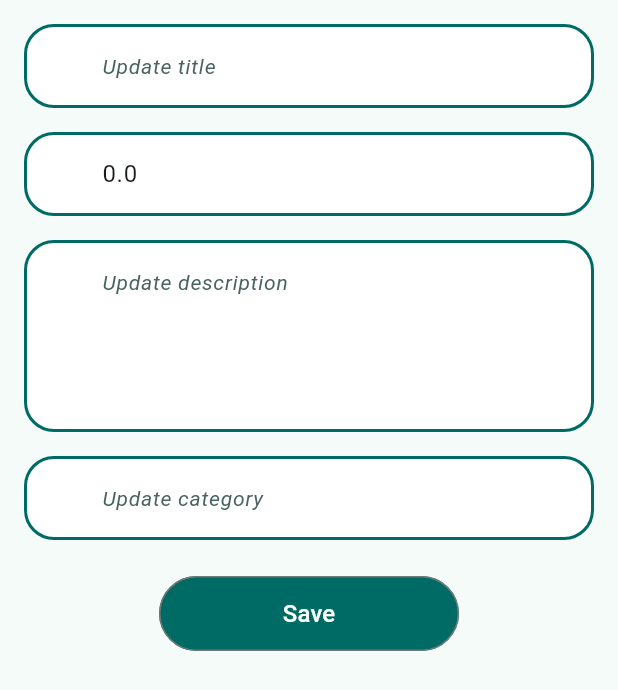
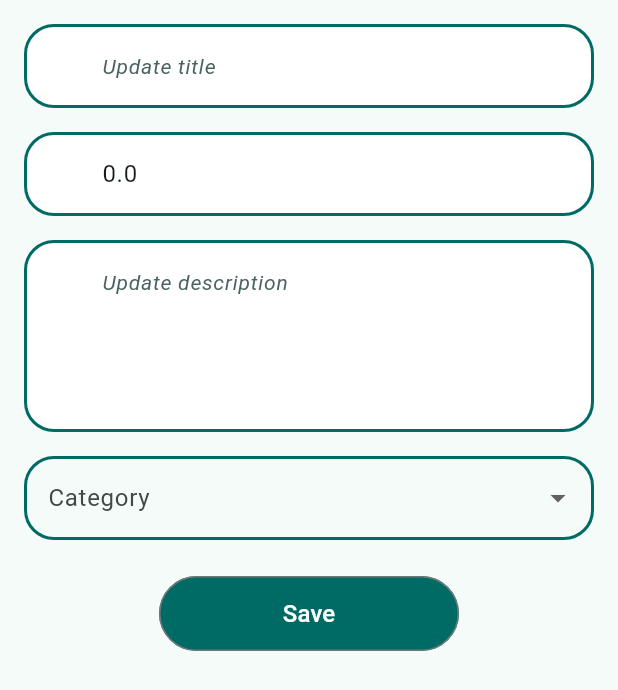
Before and after one commit to MoEhab74/expense_tracker, a Flutter app: the EditExpenseBody widget shown alone on an empty page, opened directly with empty values, after a tap on "Save", on a phone screen of 412 x 824 dp. Shown: the top 690 px of the screen. Run offline on Flutter 3.47's test engine with Material 3 defaults, Android fonts, the phone set to English and light mode, and no system bars; our stand-ins replace firebase_auth, firebase_core, fl_chart, flutter_bloc, font_awesome_flutter, hive and 2 more; accounts and stored records are empty.

Commit message:
Refactor the whole code

```diff
--- a/lib/auth/auth_page.dart
+++ b/lib/auth/auth_page.dart
@@ -1,5 +1,5 @@
+import 'package:expense_tracker/on_boarding/on_boarding2.dart';
 import 'package:expense_tracker/views/home_view.dart';
-import 'package:expense_tracker/views/on_boarding_view.dart';
 import 'package:firebase_auth/firebase_auth.dart';
 import 'package:flutter/material.dart';
 
@@ -17,7 +17,7 @@ class AuthPage extends StatelessWidget {
           if (snapshot.hasData) {
             return HomeView();
           }
-          return OnBoardingView();
+          return OnBoarding2();
         },
       ),
     );
--- a/lib/helper/hint_action_dialog.dart
+++ b/lib/helper/hint_action_dialog.dart
@@ -17,7 +17,7 @@ void logOutHintDialog(BuildContext context) {
                 await FirebaseAuth.instance.signOut();
                 Navigator.of(context).pop();
               },
-              child: Text('Delete'),
+              child: Text('Yes'),
             ),
             TextButton(
               onPressed: () {
--- a/lib/on_boarding/on_boarding2.dart
+++ b/lib/on_boarding/on_boarding2.dart
@@ -5,6 +5,7 @@ import 'package:flutter/material.dart';
 
 class OnBoarding2 extends StatelessWidget {
   const OnBoarding2({super.key});
+  static const String onBoarding2Route = 'onBoarding2';
 
   @override
   Widget build(BuildContext context) {
--- a/lib/views/home_view.dart
+++ b/lib/views/home_view.dart
@@ -77,7 +77,7 @@ class _HomeViewState extends State<HomeView> {
           CustomScrollView(
             slivers: [
               SliverToBoxAdapter(child: HomeViewStack()),
-              // const SliverToBoxAdapter(child: SizedBox(height: 20)),
+              // const SliverToBoxAdapter(child: SizedBox(height: 24)),
               SliverToBoxAdapter(
                 child: SafeArea(
                   child: Padding(
@@ -85,7 +85,7 @@ class _HomeViewState extends State<HomeView> {
                     child: Row(
                       mainAxisAlignment: MainAxisAlignment.spaceBetween,
                       children: [
-                        HomeViewText(text: 'History of transactions'),
+                        HomeViewText(text: 'History of expenses'),
                         GestureDetector(
                           onTap: () {
                             Navigator.push(
--- a/lib/views/on_boarding_view.dart
+++ b/lib/views/on_boarding_view.dart
@@ -1,4 +1,3 @@
-import 'package:expense_tracker/auth/auth_page.dart';
 import 'package:expense_tracker/on_boarding/on_boarding1.dart';
 import 'package:expense_tracker/on_boarding/on_boarding2.dart';
 import 'package:flutter/material.dart';
@@ -43,7 +42,7 @@ class _OnBoardingViewState extends State<OnBoardingView> {
                   onTap: () {
                     controller.jumpToPage(1);
                   },
-                  child: Text(
+                  child: controller.page == 1 ? Text('') : Text(
                     'Skip',
                     style: TextStyle(
                       fontWeight: FontWeight.bold,
@@ -63,7 +62,7 @@ class _OnBoardingViewState extends State<OnBoardingView> {
                 onLastPage
                     ? GestureDetector(
                         onTap: () {
-                          Navigator.pushNamed(context, AuthPage.authRoute);
+                          Navigator.pushNamed(context, OnBoarding2.onBoarding2Route);
                         },
                         child: Text(
                           'Done',
--- a/lib/views/statistics_view.dart
+++ b/lib/views/statistics_view.dart
@@ -34,7 +34,7 @@ class _StatisticsViewState extends State<StatisticsView> {
             : Center(
                 child: Text(
                   'Add expenses to view statistics',
-                  style: TextStyle(fontSize: 24),
+                  style: TextStyle(fontSize: 18),
                 ),
               );
       },
--- a/lib/widgets/edit_expense_body.dart
+++ b/lib/widgets/edit_expense_body.dart
@@ -18,17 +18,21 @@ class _EditExpenseBodyState extends State<EditExpenseBody> {
   final TextEditingController _titleController = TextEditingController();
   final TextEditingController _amountController = TextEditingController();
   final TextEditingController _descriptionController = TextEditingController();
-  final TextEditingController _categoryController = TextEditingController();
+
+List<String> categories = [];
+  String? _selectedCategory;
 
   @override
-void initState() {
-  super.initState();
-  _titleController.text = widget.expense.title;
-  _amountController.text = widget.expense.amount.toString();
-  _descriptionController.text = widget.expense.description ?? '';
-  _categoryController.text = widget.expense.category ?? '';
-}
+  void initState() {
+    super.initState();
+    _titleController.text = widget.expense.title;
+    _amountController.text = widget.expense.amount.toString();
+    _descriptionController.text = widget.expense.description ?? '';
 
+    categories = BlocProvider.of<ExpensesCubit>(context).categories;
+
+    _selectedCategory = widget.expense.category;
+  }
   @override
   Widget build(BuildContext context) {
     return SingleChildScrollView(
@@ -56,9 +60,34 @@ void initState() {
             ),
             const SizedBox(height: 16),
 
-            MyTextFormField(
-              controller: _categoryController,
-              hintText: 'Update category',
+            DropdownButtonFormField<String>(
+              decoration: InputDecoration(
+                enabledBorder: OutlineInputBorder(
+                  borderSide: BorderSide(
+                    color: Theme.of(context).colorScheme.primary,
+                    width: 2,
+                  ),
+                  borderRadius: const BorderRadius.all(Radius.circular(20)),
+                ),
+                focusedBorder: OutlineInputBorder(
+                  borderSide: BorderSide(
+                    color: Theme.of(context).colorScheme.primary,
+                    width: 2,
+                  ),
+                  borderRadius: const BorderRadius.all(Radius.circular(20)),
+                ),
+                labelText: 'Category',
+                border: const OutlineInputBorder(),
+              ),
+              initialValue: _selectedCategory,
+              items: categories.map((cat) {
+                return DropdownMenuItem(value: cat, child: Text(cat));
+              }).toList(),
+              onChanged: (value) {
+                setState(() {
+                  _selectedCategory = value;
+                });
+              },
             ),
             const SizedBox(height: 24),
             ActionOutlinedButtom(
@@ -88,10 +117,7 @@ void initState() {
         ? widget.expense.description
         : _descriptionController.text;
 
-    widget.expense.category = _categoryController.text.isEmpty
-        ? widget.expense.category
-        : _categoryController.text;
-
+    widget.expense.category = _selectedCategory ?? widget.expense.category;
     // Update the expense ===> save provided by hive
     widget.expense.save();
 
--- a/lib/widgets/expenses_listview.dart
+++ b/lib/widgets/expenses_listview.dart
@@ -25,8 +25,8 @@ class HomeExpensesListViewBuilder extends StatelessWidget {
                 height: 300,
                 child: Center(
                   child: Text(
-                    'No expenses found',
-                    style: TextStyle(fontSize: 24),
+                    'No expenses yet',
+                    style: TextStyle(fontSize: 18),
                   ),
                 ),
               ),
```
Also changed, not shown: lib/main.dart (+6 -8 lines), lib/widgets/balance_card.dart (+5 -7 lines).
